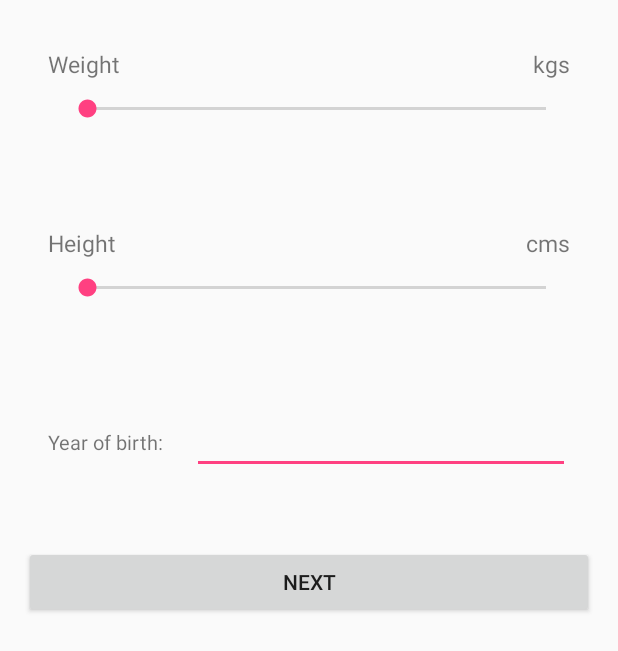
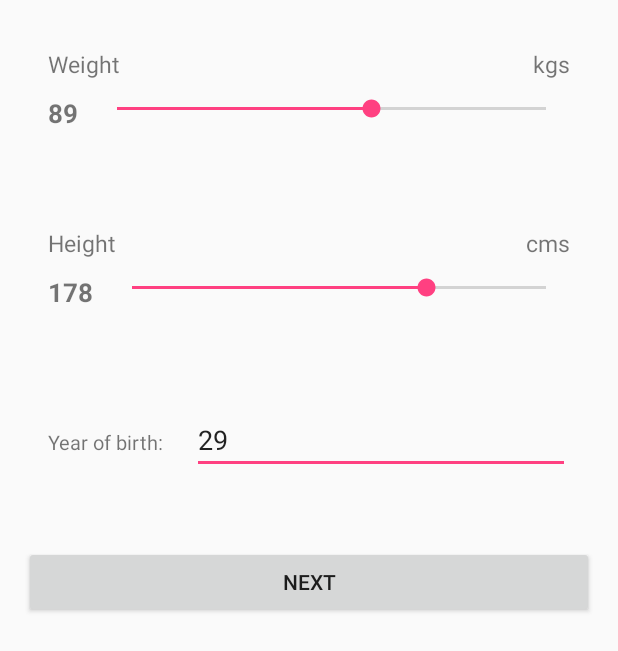
Before and after one commit to Prithvirajbilla/FitmeApp, an Android app: the layout activity_dimension.xml on its own in the app's theme, with its tools: preview values and no code run, on a phone screen of 412 x 824 dp. Shown: the top 651 px of the screen. Run offline under Robolectric (Android 15) with nearby library versions, the phone set to English and light mode, and no system bars.

Commit message:
Changes for select dimension activity

```diff
--- a/app/src/main/AndroidManifest.xml
+++ b/app/src/main/AndroidManifest.xml
@@ -101,8 +101,10 @@
             android:label="@string/title_activity_injury"
             android:theme="@style/AppTheme.NoActionBar"></activity>
         <activity
-            android:name="in.fitbilla.ui.activity.SelectDimensionActivity"
-            android:label="Select Dimensions"
+            android:name=".SelectDimensionActivity"
+            android:label="SelectDimension"
+
+            android:screenOrientation="portrait"
             android:theme="@style/AppTheme.NoActionBar"></activity>
     </application>
 
--- a/app/src/main/java/in/fitbilla/ui/activity/SplashActivity.java
+++ b/app/src/main/java/in/fitbilla/ui/activity/SplashActivity.java
@@ -19,6 +19,7 @@ import butterknife.Bind;
 import butterknife.ButterKnife;
 import in.fitbilla.FitMeApplication;
 import in.fitbilla.R;
+import in.fitbilla.SelectDimensionActivity;
 import in.fitbilla.core.UserProfile;
 
 import static android.view.View.GONE;
--- a/app/src/main/res/layout/activity_dimension.xml
+++ b/app/src/main/res/layout/activity_dimension.xml
@@ -29,7 +29,8 @@
             android:layout_below="@id/txt_weight"
             android:layout_marginTop="10dp"
             android:textSize="17sp"
-            android:textStyle="bold"/>
+            android:textStyle="bold"
+            android:text="89"/>
         <android.support.v7.widget.AppCompatSeekBar
             android:id="@+id/seekBar1"
             android:layout_width="match_parent"
@@ -38,7 +39,8 @@
             android:layout_marginTop="10dp"
             android:layout_toRightOf="@id/weight_value"
             android:layout_marginLeft="10dp"
-            android:max="150"/>
+            android:max="150"
+            android:progress="89"/>
     </RelativeLayout>
 
     <RelativeLayout
@@ -67,7 +69,8 @@
             android:layout_below="@id/txt_height"
             android:layout_marginTop="10dp"
             android:textSize="17sp"
-            android:textStyle="bold"/>
+            android:textStyle="bold"
+            android:text="178"/>
         <android.support.v7.widget.AppCompatSeekBar
             android:id="@+id/seekBar2"
             android:layout_width="match_parent"
@@ -76,7 +79,8 @@
             android:layout_marginTop="10dp"
             android:layout_toRightOf="@id/height_value"
             android:layout_marginLeft="10dp"
-            android:max="250"/>
+            android:max="250"
+            android:progress="178"/>
     </RelativeLayout>
     <LinearLayout
         android:layout_width="match_parent"
@@ -93,7 +97,8 @@
             android:id="@+id/age_text"
             android:layout_width="match_parent"
             android:layout_height="wrap_content"
-            android:layout_marginLeft="16dp"/>
+            android:layout_marginLeft="16dp"
+            android:text="29"/>
     </LinearLayout>
 
     <Button
```
Also changed, not shown: app/src/main/java/in/fitbilla/SelectDimensionActivity.java (renamed from app/src/main/java/in/fitbilla/ui/activity/SelectDimensionActivity.java, +21 -15 lines).
